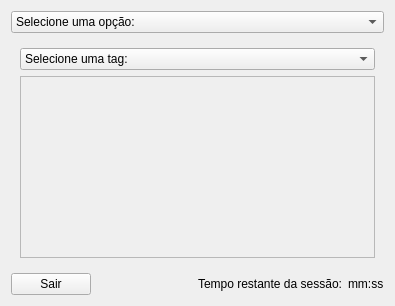
Qt form menu.ui (GabFMM/Gerenciador_de_senhas) before a commit.
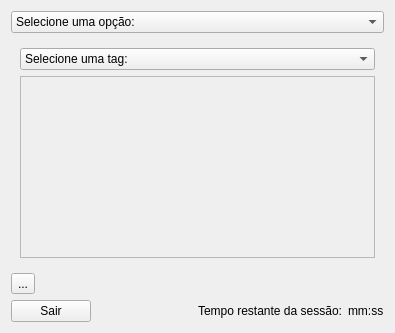
The same form after that commit. Icons and pictures are not drawn.

```diff
--- a/menu.ui
+++ b/menu.ui
@@ -573,6 +573,13 @@
      </widget>
     </widget>
    </item>
+   <item>
+    <widget class="QToolButton" name="toolButton_3">
+     <property name="text">
+      <string>...</string>
+     </property>
+    </widget>
+   </item>
    <item>
     <layout class="QHBoxLayout" name="horizontalLayout">
      <item>
```
Left out of the diff: 2 changed lines with no effect on the pictures.
